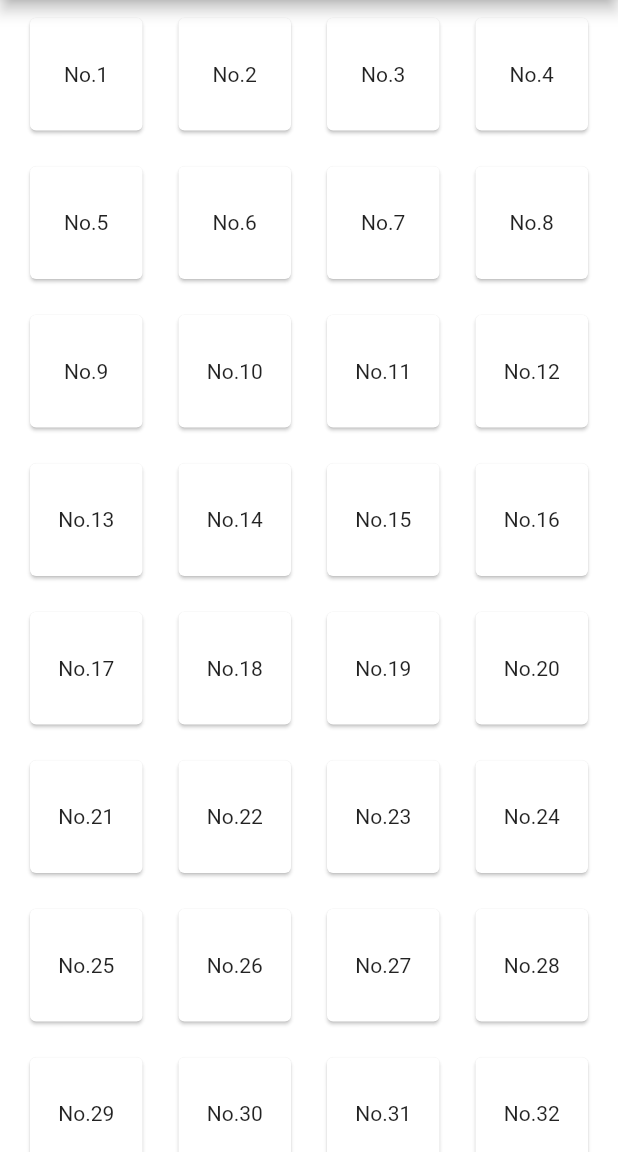
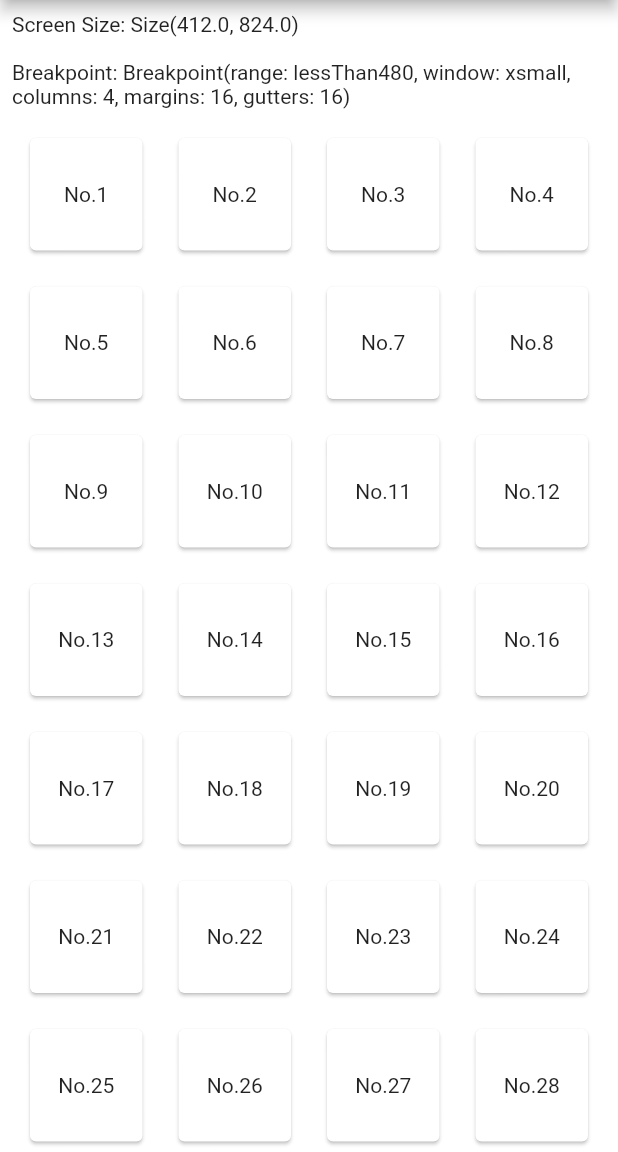
Before and after one commit to koji-1009/breakpoints_mq, a Flutter app: the screen it shows after launch, on a phone screen of 412 x 824 dp, the part 84-1236 px from its top. Run offline on Flutter 3.47's test engine with Material 2 defaults, Android fonts, the phone set to English and light mode, and no system bars.

Commit message:
Update example

```diff
--- a/example/lib/main.dart
+++ b/example/lib/main.dart
@@ -2,7 +2,7 @@ import 'package:flutter/material.dart';
 import 'package:breakpoints/breakpoints.dart';
 
 void main() {
-  runApp(App());
+  runApp(const App());
 }
 
 class App extends StatelessWidget {
@@ -24,14 +24,28 @@ class HomePage extends StatelessWidget {
 
   @override
   Widget build(BuildContext context) {
-    final breakpoint = MediaQuery.of(context).breakpoint;
+    final data = MediaQuery.of(context);
+    final breakpoint = data.breakpoint;
 
     return Scaffold(
         appBar: AppBar(
           title: const Text('Breakpoints Demo'),
         ),
-      body: Padding(
-        padding: EdgeInsets.symmetric(horizontal: breakpoint.margins / 2),
+        body: Column(
+          crossAxisAlignment: CrossAxisAlignment.start,
+          children: [
+            Padding(
+              padding: const EdgeInsets.all(8),
+              child: Text('Screen Size: ${data.size.toString()}'),
+            ),
+            Padding(
+              padding: const EdgeInsets.all(8),
+              child: Text('Breakpoint: ${breakpoint.toString()}'),
+            ),
+            Expanded(
+              child: Padding(
+                padding:
+                    EdgeInsets.symmetric(horizontal: breakpoint.margins / 2),
                 child: GridView.count(
                   crossAxisCount: breakpoint.columns,
                   children: List.generate(
@@ -47,6 +61,8 @@ class HomePage extends StatelessWidget {
                   ),
                 ),
               ),
-    );
+            )
+          ],
+        ));
   }
 }
--- a/lib/src/breakpoint.dart
+++ b/lib/src/breakpoint.dart
@@ -1,3 +1,5 @@
+import 'package:flutter/foundation.dart';
+
 import '../breakpoints.dart';
 
 /// Entity object for Breakpoint system.
@@ -25,4 +27,11 @@ class Breakpoint {
 
   /// gutters element of Breakpoint system.
   int get gutters => range.gutters;
+
+  @override
+  String toString() => 'Breakpoint(range: ${describeEnum(range)}, '
+      'window: ${describeEnum(window)}, '
+      'columns: $columns, '
+      'margins: $margins, '
+      'gutters: $gutters)';
 }
```
Lines whose indentation alone changed are shown as unchanged.
